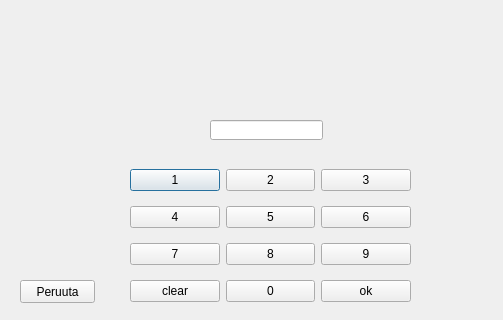
First picture: the form in bankautomat/pindll/engine.ui, repository banksimul2022/group10, before the edit; both pictures show x 0 to 503 and y 0 to 320 of the 606 by 462 pixel window.
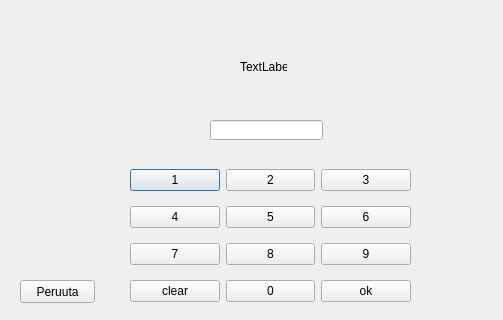
Second picture: the form after the edit.

```diff
--- a/bankautomat/pindll/engine.ui
+++ b/bankautomat/pindll/engine.ui
@@ -132,6 +132,19 @@
     <string>Peruuta</string>
    </property>
   </widget>
+  <widget class="QLabel" name="vaarapin_label">
+   <property name="geometry">
+    <rect>
+     <x>240</x>
+     <y>60</y>
+     <width>47</width>
+     <height>13</height>
+    </rect>
+   </property>
+   <property name="text">
+    <string>TextLabel</string>
+   </property>
+  </widget>
  </widget>
  <resources/>
  <connections/>
```
